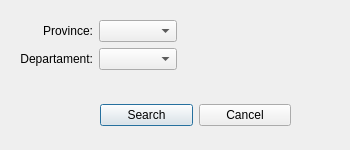
This is view/ui/Search__average_teachers_per_province_and_departament.ui in albertolicea00/CRUD-PyQt as Qt 5 draws it before an edit. The edited form follows.
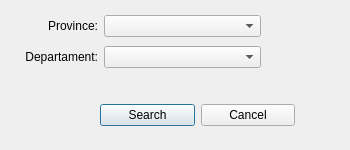
This is the edited form.

Patch:
```diff
--- a/view/ui/Search__average_teachers_per_province_and_departament.ui
+++ b/view/ui/Search__average_teachers_per_province_and_departament.ui
@@ -30,7 +30,7 @@
     <rect>
      <x>100</x>
      <y>90</y>
-     <width>191</width>
+     <width>195</width>
      <height>51</height>
     </rect>
    </property>
@@ -61,9 +61,9 @@
    <property name="geometry">
     <rect>
      <x>20</x>
-     <y>20</y>
-     <width>157</width>
-     <height>51</height>
+     <y>12</y>
+     <width>241</width>
+     <height>61</height>
     </rect>
    </property>
    <layout class="QGridLayout" name="gridLayout_2">
```
